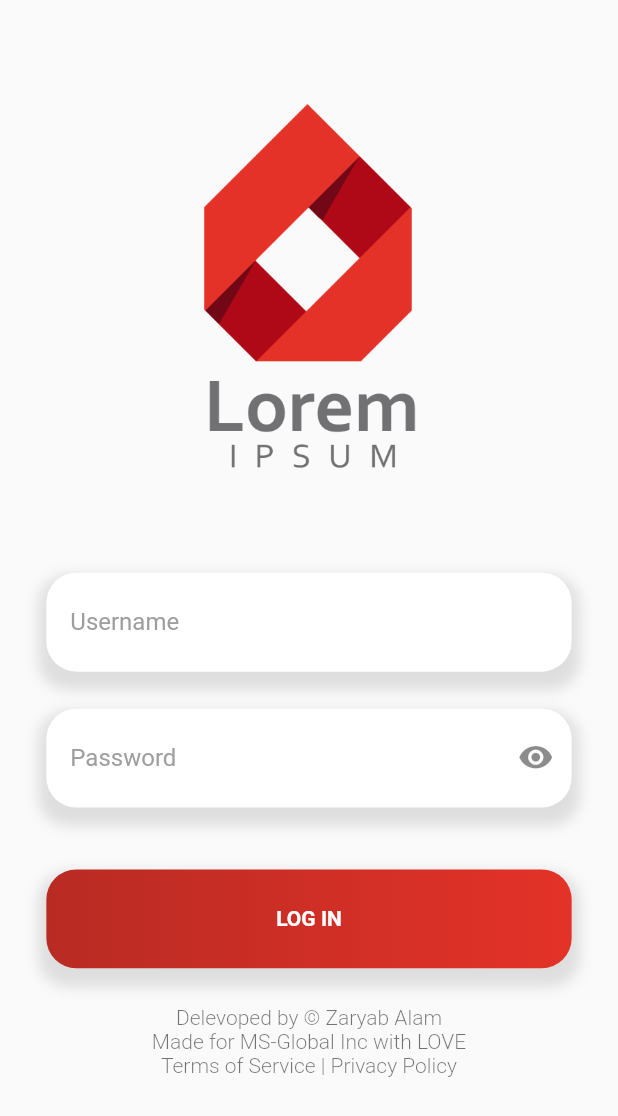
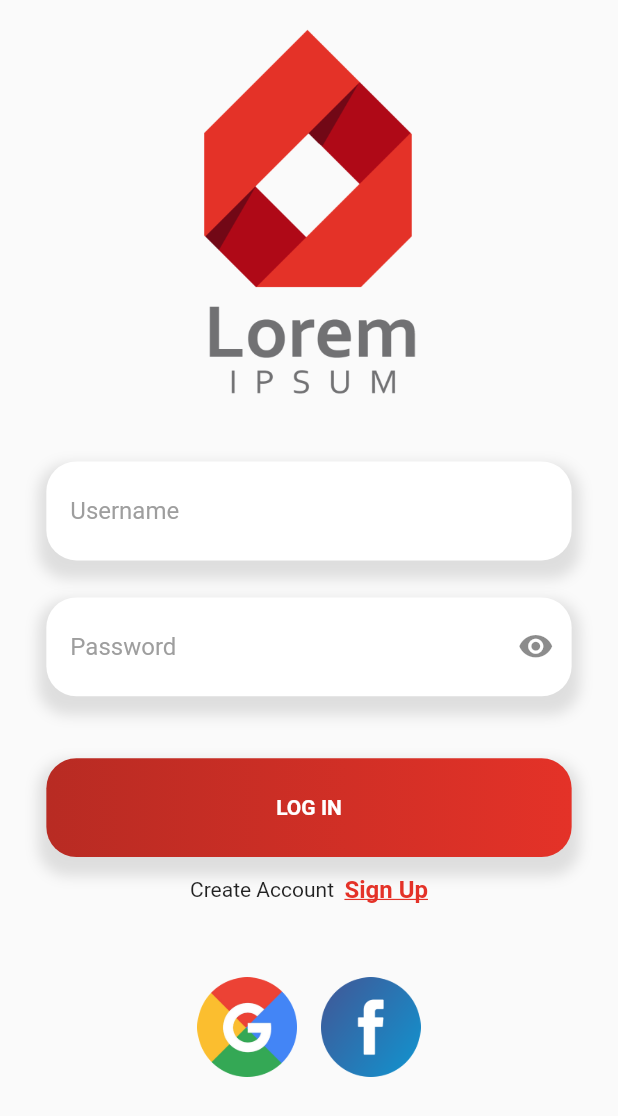
Before and after one commit to ZaryabAlam/Lorem, a Flutter app: the screen it shows after launch, on a phone screen of 412 x 824 dp. Shown: the top 1116 px of the screen. Run offline on Flutter 3.47's test engine with Material 2 defaults, Android fonts, the phone set to English and light mode, and no system bars; our stand-ins replace cloud_firestore, firebase_auth, firebase_core; accounts and stored records are empty.

Commit message:
Project Progress

```diff
--- a/lib/login.dart
+++ b/lib/login.dart
@@ -1,14 +1,21 @@
 import 'package:firebase_auth/firebase_auth.dart';
+import 'package:flutter/gestures.dart';
 import 'package:flutter/material.dart';
 import 'package:task1/home2.dart';
 import 'package:task1/main.dart';
+import 'package:url_launcher/url_launcher.dart';
 
 class Login extends StatefulWidget {
+  final VoidCallback onClickedSignUp;
+
+  const Login({
+    Key key,
+    this.onClickedSignUp,
+  }) : super(key: key);
+
   @override
   State<Login> createState() => _LoginState();
 }
-
-//test
 
 class _LoginState extends State<Login> {
   final textFieldFocusNode = FocusNode();
@@ -48,7 +55,7 @@ class _LoginState extends State<Login> {
           children: [
 ///////////////////////////////////////////////////////////////////////
             SizedBox(
-              height: _h * 0.08,
+              height: _h * 0.02,
             ),
 ///////////////////////////////////////////////////////////////////////
             Center(
@@ -62,7 +69,7 @@ class _LoginState extends State<Login> {
             ),
 ///////////////////////////////////////////////////////////////////////
             SizedBox(
-              height: _h * 0.08,
+              height: _h * 0.05,
             ),
 ///////////////////////////////////////////////////////////////////////
             Container(
@@ -167,30 +174,87 @@ class _LoginState extends State<Login> {
                           "LOG IN",
                           style: TextStyle(fontWeight: FontWeight.bold),
                         )))),
-            ///////////////////////////////////////////////////////////////////////
-            SizedBox(
-              height: _h * 0.03,
-            ),
-///////////////////////////////////////////////////////////////////////
-            Column(
+            SizedBox(height: 12),
+
+            Row(
+              mainAxisAlignment: MainAxisAlignment.center,
               children: [
-                Text(
-                  "Delevoped by © Zaryab Alam",
-                  style: TextStyle(
-                      color: Colors.black54, fontWeight: FontWeight.w300),
-                ),
-                Text(
-                  "Made for MS-Global Inc with LOVE",
-                  style: TextStyle(
-                      color: Colors.black54, fontWeight: FontWeight.w300),
-                ),
-                Text(
-                  'Terms of Service | Privacy Policy',
-                  style: TextStyle(
-                      color: Colors.black54, fontWeight: FontWeight.w300),
+                Text("Create Account  "),
+                GestureDetector(
+                  onTap: singup,
+                  child: Text(
+                    "Sign Up",
+                    style: TextStyle(
+                        decoration: TextDecoration.underline,
+                        color: Color(0xffE43228),
+                        fontWeight: FontWeight.bold,
+                        fontSize: 16),
+                  ),
                 ),
               ],
             ),
+/////////////////////////////////////////////////////////////////////////////////
+            Row(
+              mainAxisAlignment: MainAxisAlignment.center,
+              children: [
+                Container(
+                  height: _h * 0.2,
+                  width: _w * 0.2,
+                  child: IconButton(
+                      icon: Image.asset(
+                        "assets/google.png",
+                        fit: BoxFit.cover,
+                      ),
+                      onPressed: () async {
+                        const url =
+                            'https://accounts.google.com/v3/signin/identifier?dsh=S-251231302%3A1663782779691460&continue=https%3A%2F%2Fmail.google.com%2Fmail%2F%26ogbl%2F&emr=1&ltmpl=default&ltmplcache=2&osid=1&passive=true&rm=false&scc=1&service=mail&ss=1&flowName=GlifWebSignIn&flowEntry=ServiceLogin&ifkv=AQDHYWov1HYEBHuWBN_m80xuHQYWeafjv3SjrJPJWHgKO0hkWIU7vbUzR1H1up9hCzvJK9h74UO5iw';
+                        if (await canLaunch(url)) {
+                          await launch(url);
+                        } else {
+                          throw 'Could not launch $url';
+                        }
+                      }),
+                ),
+                Container(
+                  height: _h * 0.2,
+                  width: _w * 0.2,
+                  child: IconButton(
+                      icon: Image.asset("assets/facebook.png"),
+                      onPressed: () async {
+                        const url = 'https://www.facebook.com/';
+                        if (await canLaunch(url)) {
+                          await launch(url);
+                        } else {
+                          throw 'Could not launch $url';
+                        }
+                      }),
+                ),
+              ],
+            ),
+///////////////////////////////////////////////////////////////////////
+//             SizedBox(
+//               height: _h * 0.03,
+//             ),
+// ///////////////////////////////////////////////////////////////////////
+//             Column(
+//               children: [
+//                 Text(
+//                   "Delevoped by © Zaryab Alam",
+//                   style: TextStyle(
+//                       color: Colors.black54, fontWeight: FontWeight.w300),
+//                 ),
+//                 Text(
+//                   "Made for MS-Global Inc with LOVE",
+//                   style: TextStyle(
+//                       color: Colors.black54, fontWeight: FontWeight.w300),
+//                 ),
+//                 Text(
+//                   'Terms of Service | Privacy Policy',
+//                   style: TextStyle(
+//                       color: Colors.black54, fontWeight: FontWeight.w300),
+//                 ),
+//               ],
+//             ),
           ],
         ),
       ),
@@ -219,4 +283,8 @@ class _LoginState extends State<Login> {
       navigatorKey.currentState.popUntil((route) => route.isFirst);
     }
   }
+
+  Future singup() {
+    Navigator.push(context, MaterialPageRoute(builder: (context) => Home2()));
+  }
 }
--- a/lib/main.dart
+++ b/lib/main.dart
@@ -13,7 +13,6 @@ class MyApp extends StatefulWidget {
   @override
   State<MyApp> createState() => _MyAppState();
 }
-
 
 final navigatorKey = GlobalKey<NavigatorState>();
 
--- a/pubspec.yaml
+++ b/pubspec.yaml
@@ -33,6 +33,8 @@ dependencies:
   firebase_auth: "^0.20.1"
   cloud_firestore: "^0.16.0+1"
   http: ^0.12.2
+  url_launcher: ^5.6.0
+
 
 dev_dependencies:
   flutter_test:
@@ -40,7 +42,7 @@ dev_dependencies:
 
 flutter_native_splash:
   color: '#ffffff'
-  image: assets/logo2.png
+  image: assets/logo1.png
 
 # For information on the generic Dart part of this file, see the
 # following page: https://dart.dev/tools/pub/pubspec
@@ -57,6 +59,8 @@ flutter:
   assets:
     - assets/logo1.png
     - assets/logo2.png
+    - assets/google.png
+    - assets/facebook.png
 
   # An image asset can refer to one or more resolution-specific "variants", see
   # https://flutter.dev/assets-and-images/#resolution-aware.
```
Also changed, not shown: 1 other file.
